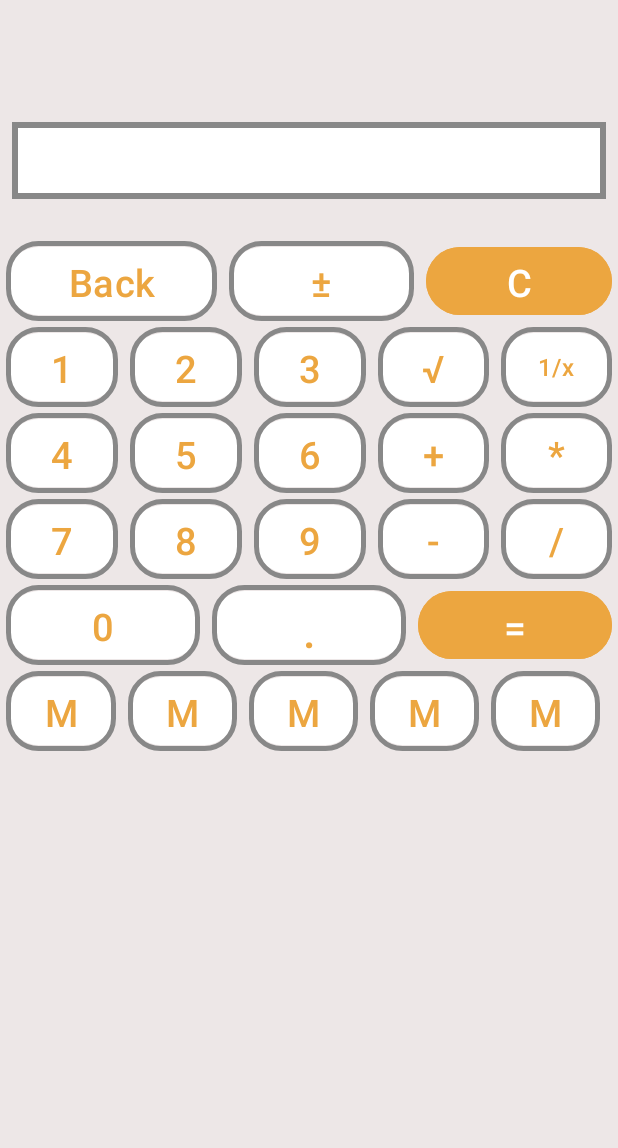
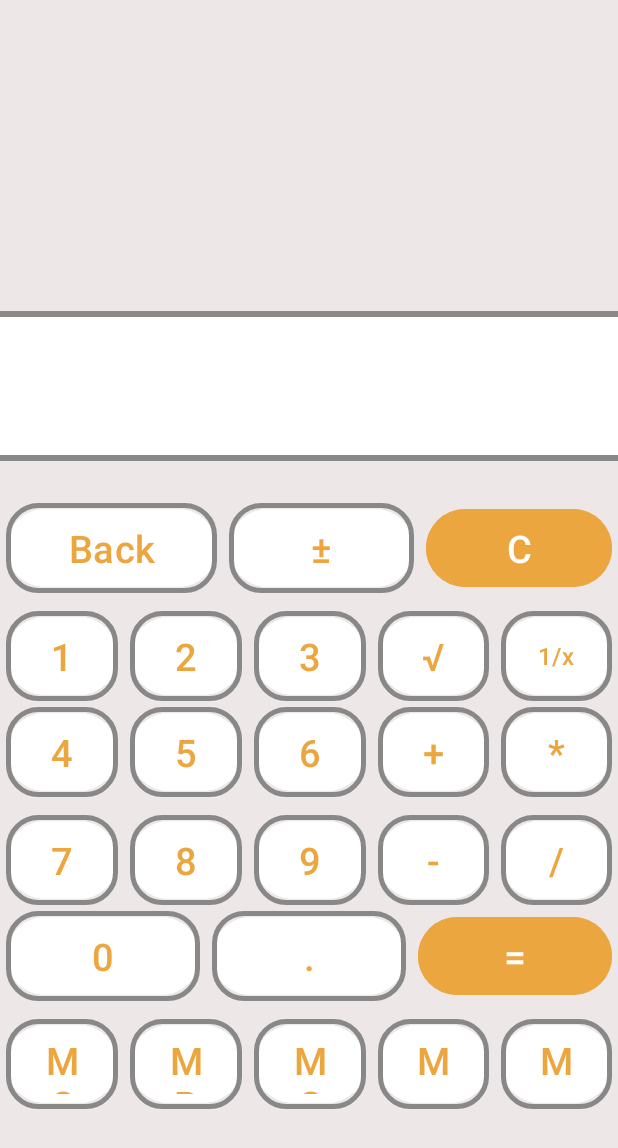
Before and after one commit to SoTokcuk/Calculator, an Android app: the screen it shows after launch (MainActivity), on a phone screen of 412 x 824 dp. Shown: the top 1148 px of the screen. Run offline under Robolectric (Android 15) with nearby library versions, the phone set to English and light mode, and no system bars.

Commit message:
finished design layouts

```diff
--- a/app/src/main/res/layout/activity_main.xml
+++ b/app/src/main/res/layout/activity_main.xml
@@ -10,10 +10,10 @@
     <LinearLayout
         android:id="@+id/linearLayout4"
         android:layout_width="match_parent"
-        android:layout_height="53dp"
+        android:layout_height="60dp"
         android:layout_marginStart="4dp"
+        android:layout_marginTop="4dp"
         android:layout_marginEnd="4dp"
-        android:layout_marginTop="4dp"
         android:orientation="horizontal"
         app:layout_constraintEnd_toEndOf="parent"
         app:layout_constraintHorizontal_bias="1.0"
@@ -42,7 +42,7 @@
             android:foreground="@drawable/button_border"
             android:text="."
             android:textColor="@color/btn_orange"
-            android:textSize="30sp" />
+            android:textSize="25sp" />
 
         <Button
             android:id="@+id/button_result"
@@ -56,43 +56,43 @@
 
     <TextView
         android:id="@+id/result"
-        android:layout_width="396dp"
-        android:layout_height="51dp"
-        android:layout_marginTop="12dp"
+        android:layout_width="445dp"
+        android:layout_height="100dp"
+        android:layout_marginTop="52dp"
         android:background="@drawable/outline"
         android:outlineProvider="bounds"
         android:text=""
         app:layout_constraintEnd_toEndOf="parent"
+        app:layout_constraintHorizontal_bias="0.511"
         app:layout_constraintStart_toStartOf="parent"
         app:layout_constraintTop_toBottomOf="@+id/operation" />
 
     <TextView
         android:id="@+id/operation"
-        android:layout_width="410dp"
-        android:layout_height="53dp"
-        android:layout_marginTop="16dp"
+        android:layout_width="450dp"
+        android:layout_height="115dp"
+        android:layout_marginTop="40dp"
         android:text=""
         app:layout_constraintEnd_toEndOf="parent"
-        app:layout_constraintHorizontal_bias="0.55"
         app:layout_constraintStart_toStartOf="parent"
         app:layout_constraintTop_toTopOf="parent" />
 
     <LinearLayout
         android:id="@+id/linearLayout"
         android:layout_width="match_parent"
-        android:layout_height="53dp"
+        android:layout_height="60dp"
         android:layout_marginStart="4dp"
         android:layout_marginTop="28dp"
         android:layout_marginEnd="4dp"
         android:orientation="horizontal"
         app:layout_constraintBottom_toTopOf="@+id/linearLayout2"
         app:layout_constraintEnd_toEndOf="parent"
-        app:layout_constraintHorizontal_bias="0.333"
+        app:layout_constraintHorizontal_bias="1.0"
         app:layout_constraintStart_toStartOf="parent"
         app:layout_constraintTop_toBottomOf="@+id/result">
 
         <Button
-            android:id="@+id/butto_back"
+            android:id="@+id/button_back"
             android:layout_width="wrap_content"
             android:layout_height="match_parent"
             android:layout_marginEnd="8dp"
@@ -128,10 +128,10 @@
     <LinearLayout
         android:id="@+id/linearLayout2"
         android:layout_width="match_parent"
-        android:layout_height="53dp"
+        android:layout_height="60dp"
         android:layout_marginStart="4dp"
+        android:layout_marginTop="12dp"
         android:layout_marginEnd="4dp"
-        android:layout_marginTop="4dp"
         android:orientation="horizontal"
         app:layout_constraintEnd_toEndOf="parent"
         app:layout_constraintHorizontal_bias="1.0"
@@ -202,13 +202,13 @@
     <LinearLayout
         android:id="@+id/linearLayout3"
         android:layout_width="match_parent"
-        android:layout_height="53dp"
+        android:layout_height="60dp"
+        android:layout_marginStart="4dp"
         android:layout_marginTop="4dp"
-        android:layout_marginStart="4dp"
         android:layout_marginEnd="4dp"
         android:orientation="horizontal"
         app:layout_constraintEnd_toEndOf="parent"
-        app:layout_constraintHorizontal_bias="0.666"
+        app:layout_constraintHorizontal_bias="1.0"
         app:layout_constraintStart_toStartOf="parent"
         app:layout_constraintTop_toBottomOf="@+id/linearLayout2">
 
@@ -276,12 +276,13 @@
     <LinearLayout
         android:id="@+id/linearLayout5"
         android:layout_width="match_parent"
-        android:layout_height="53dp"
+        android:layout_height="60dp"
         android:layout_marginStart="4dp"
-        android:layout_marginTop="4dp"
+        android:layout_marginTop="12dp"
         android:layout_marginEnd="4dp"
         android:orientation="horizontal"
         app:layout_constraintEnd_toEndOf="parent"
+        app:layout_constraintHorizontal_bias="1.0"
         app:layout_constraintStart_toStartOf="parent"
         app:layout_constraintTop_toBottomOf="@+id/linearLayout3">
 
@@ -348,12 +349,13 @@
 
     <LinearLayout
         android:layout_width="match_parent"
-        android:layout_height="53dp"
+        android:layout_height="60dp"
         android:layout_marginStart="4dp"
-        android:layout_marginTop="4dp"
+        android:layout_marginTop="12dp"
         android:layout_marginEnd="4dp"
         android:orientation="horizontal"
         app:layout_constraintEnd_toEndOf="parent"
+        app:layout_constraintHorizontal_bias="1.0"
         app:layout_constraintStart_toStartOf="parent"
         app:layout_constraintTop_toBottomOf="@+id/linearLayout4">
 
@@ -409,7 +411,6 @@
             android:id="@+id/button_mminus"
             android:layout_width="wrap_content"
             android:layout_height="match_parent"
-            android:layout_marginEnd="8dp"
             android:layout_weight="1"
             android:backgroundTint="@color/white"
             android:foreground="@drawable/button_border"
```
